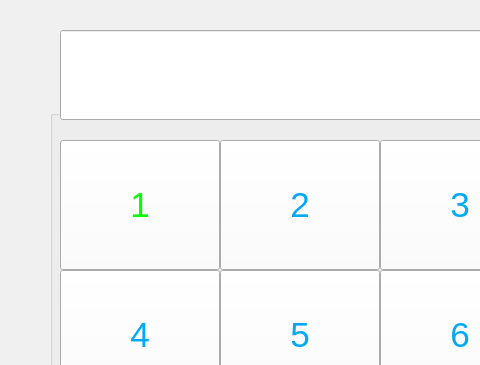
pureartisan/mqtt-alarm-panel-ui, file src/mainwindow.ui: the form before one commit; both pictures show x 0 to 480 and y 0 to 365 of the 1280 by 720 pixel window.
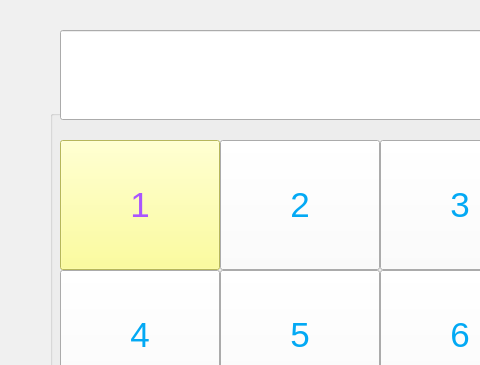
The form after the commit.

Commit message: test cursor hide

Patch:
```diff
--- a/src/mainwindow.ui
+++ b/src/mainwindow.ui
@@ -300,34 +300,196 @@
      <property name="palette">
       <palette>
        <active>
+        <colorrole role="WindowText">
+         <brush brushstyle="SolidPattern">
+          <color alpha="255">
+           <red>170</red>
+           <green>85</green>
+           <blue>255</blue>
+          </color>
+         </brush>
+        </colorrole>
+        <colorrole role="Button">
+         <brush brushstyle="SolidPattern">
+          <color alpha="255">
+           <red>255</red>
+           <green>255</green>
+           <blue>127</blue>
+          </color>
+         </brush>
+        </colorrole>
+        <colorrole role="Text">
+         <brush brushstyle="SolidPattern">
+          <color alpha="255">
+           <red>170</red>
+           <green>85</green>
+           <blue>255</blue>
+          </color>
+         </brush>
+        </colorrole>
         <colorrole role="ButtonText">
          <brush brushstyle="SolidPattern">
           <color alpha="255">
-           <red>0</red>
+           <red>170</red>
+           <green>85</green>
+           <blue>255</blue>
+          </color>
+         </brush>
+        </colorrole>
+        <colorrole role="Base">
+         <brush brushstyle="SolidPattern">
+          <color alpha="255">
+           <red>255</red>
            <green>255</green>
-           <blue>0</blue>
+           <blue>127</blue>
+          </color>
+         </brush>
+        </colorrole>
+        <colorrole role="Window">
+         <brush brushstyle="SolidPattern">
+          <color alpha="255">
+           <red>255</red>
+           <green>255</green>
+           <blue>127</blue>
+          </color>
+         </brush>
+        </colorrole>
+        <colorrole role="PlaceholderText">
+         <brush brushstyle="NoBrush">
+          <color alpha="128">
+           <red>170</red>
+           <green>85</green>
+           <blue>255</blue>
           </color>
          </brush>
         </colorrole>
        </active>
        <inactive>
+        <colorrole role="WindowText">
+         <brush brushstyle="SolidPattern">
+          <color alpha="255">
+           <red>170</red>
+           <green>85</green>
+           <blue>255</blue>
+          </color>
+         </brush>
+        </colorrole>
+        <colorrole role="Button">
+         <brush brushstyle="SolidPattern">
+          <color alpha="255">
+           <red>255</red>
+           <green>255</green>
+           <blue>127</blue>
+          </color>
+         </brush>
+        </colorrole>
+        <colorrole role="Text">
+         <brush brushstyle="SolidPattern">
+          <color alpha="255">
+           <red>170</red>
+           <green>85</green>
+           <blue>255</blue>
+          </color>
+         </brush>
+        </colorrole>
         <colorrole role="ButtonText">
          <brush brushstyle="SolidPattern">
           <color alpha="255">
-           <red>0</red>
+           <red>170</red>
+           <green>85</green>
+           <blue>255</blue>
+          </color>
+         </brush>
+        </colorrole>
+        <colorrole role="Base">
+         <brush brushstyle="SolidPattern">
+          <color alpha="255">
+           <red>255</red>
            <green>255</green>
-           <blue>0</blue>
+           <blue>127</blue>
+          </color>
+         </brush>
+        </colorrole>
+        <colorrole role="Window">
+         <brush brushstyle="SolidPattern">
+          <color alpha="255">
+           <red>255</red>
+           <green>255</green>
+           <blue>127</blue>
+          </color>
+         </brush>
+        </colorrole>
+        <colorrole role="PlaceholderText">
+         <brush brushstyle="NoBrush">
+          <color alpha="128">
+           <red>170</red>
+           <green>85</green>
+           <blue>255</blue>
           </color>
          </brush>
         </colorrole>
        </inactive>
        <disabled>
+        <colorrole role="WindowText">
+         <brush brushstyle="SolidPattern">
+          <color alpha="255">
+           <red>170</red>
+           <green>85</green>
+           <blue>255</blue>
+          </color>
+         </brush>
+        </colorrole>
+        <colorrole role="Button">
+         <brush brushstyle="SolidPattern">
+          <color alpha="255">
+           <red>255</red>
+           <green>255</green>
+           <blue>127</blue>
+          </color>
+         </brush>
+        </colorrole>
+        <colorrole role="Text">
+         <brush brushstyle="SolidPattern">
+          <color alpha="255">
+           <red>170</red>
+           <green>85</green>
+           <blue>255</blue>
+          </color>
+         </brush>
+        </colorrole>
         <colorrole role="ButtonText">
          <brush brushstyle="SolidPattern">
           <color alpha="255">
-           <red>120</red>
-           <green>120</green>
-           <blue>120</blue>
+           <red>170</red>
+           <green>85</green>
+           <blue>255</blue>
+          </color>
+         </brush>
+        </colorrole>
+        <colorrole role="Base">
+         <brush brushstyle="SolidPattern">
+          <color alpha="255">
+           <red>255</red>
+           <green>255</green>
+           <blue>127</blue>
+          </color>
+         </brush>
+        </colorrole>
+        <colorrole role="Window">
+         <brush brushstyle="SolidPattern">
+          <color alpha="255">
+           <red>255</red>
+           <green>255</green>
+           <blue>127</blue>
+          </color>
+         </brush>
+        </colorrole>
+        <colorrole role="PlaceholderText">
+         <brush brushstyle="NoBrush">
+          <color alpha="128">
+           <red>170</red>
+           <green>85</green>
+           <blue>255</blue>
           </color>
          </brush>
         </colorrole>
@@ -342,6 +504,10 @@
      <property name="focusPolicy">
       <enum>Qt::NoFocus</enum>
      </property>
+     <property name="styleSheet">
+      <string notr="true">color: rgb(170, 85, 255);
+background-color: rgb(255, 255, 127);</string>
+     </property>
      <property name="text">
       <string>1</string>
      </property>
```
The commit also changes 2 other files.
